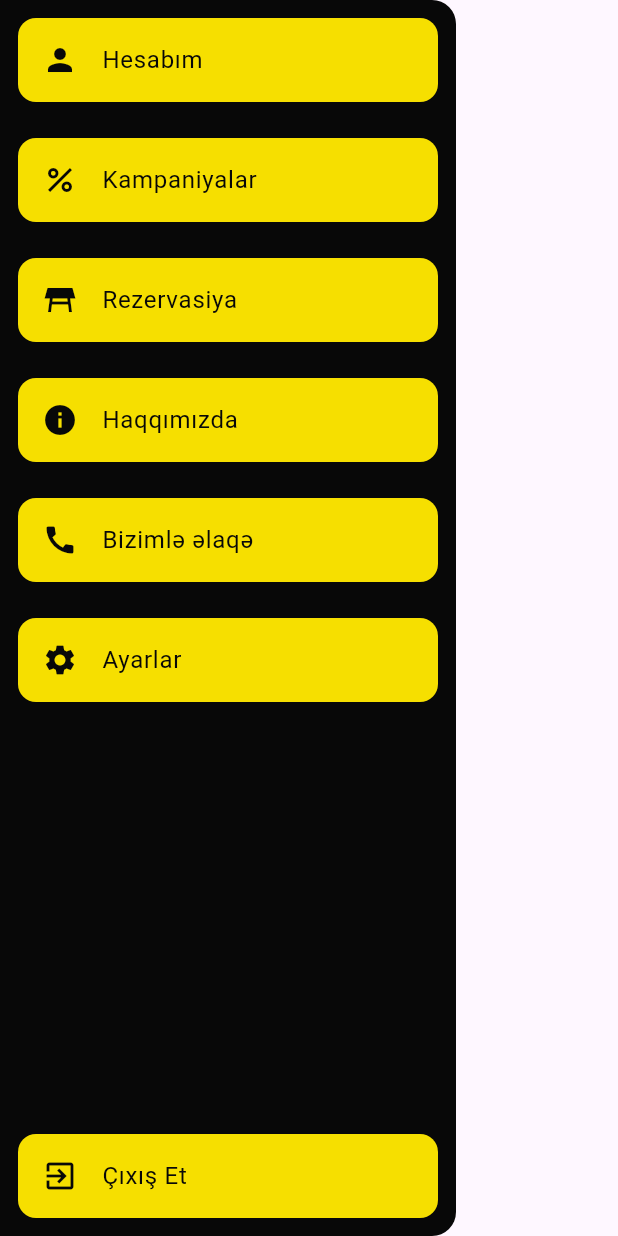
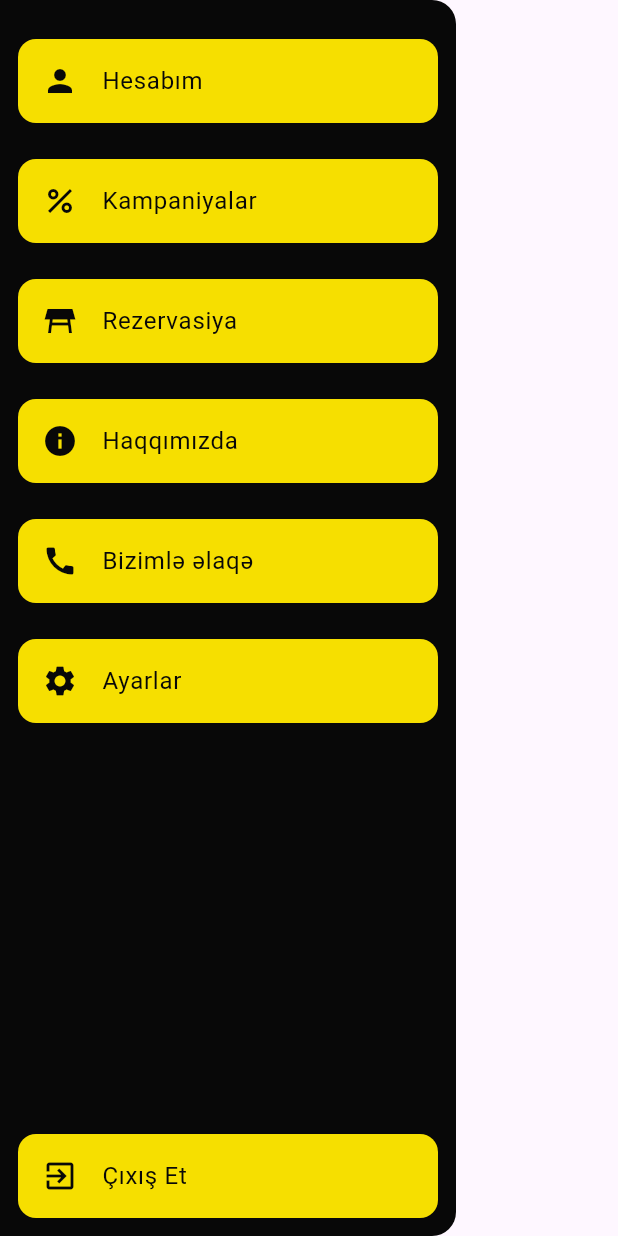
Before and after one commit to sadiqaliyev01/frango_restaurant_app, a Flutter app: the DrawerItems widget shown alone on an empty page, opened directly, on a phone screen of 412 x 824 dp. Run offline on Flutter 3.47's test engine with Material 3 defaults, Android fonts, the phone set to English and light mode, and no system bars; our stand-ins replace flutter_bloc, flutter_svg, google_fonts, hive, hive_flutter, pinput and 1 more; accounts and stored records are empty.

Commit message:
- updated drawer_items.dart

```diff
--- a/lib/presentation/screens/home_screen/widgets/burger_card.dart
+++ b/lib/presentation/screens/home_screen/widgets/burger_card.dart
@@ -1,13 +1,11 @@
 import 'package:flutter/material.dart';
 import 'package:frango_restaurant_app/data/models/local/burger_data.dart';
-import 'package:frango_restaurant_app/presentation/screens/home_screen/widgets/add_button.dart';
 import 'package:frango_restaurant_app/presentation/screens/home_screen/widgets/product_description.dart';
 import 'package:frango_restaurant_app/presentation/screens/home_screen/widgets/product_image.dart';
 import 'package:frango_restaurant_app/presentation/screens/home_screen/widgets/product_name.dart';
 import 'package:frango_restaurant_app/presentation/screens/home_screen/widgets/product_price.dart';
 import 'package:frango_restaurant_app/presentation/screens/product_details/product_details.dart';
 import 'package:frango_restaurant_app/utils/constants/app_colors.dart';
-import 'package:frango_restaurant_app/utils/constants/app_strings.dart';
 import 'package:google_fonts/google_fonts.dart';
 
 class BurgerCard extends StatelessWidget {
--- a/lib/presentation/screens/home_screen/widgets/doner_card.dart
+++ b/lib/presentation/screens/home_screen/widgets/doner_card.dart
@@ -1,13 +1,11 @@
 import 'package:flutter/material.dart';
 import 'package:frango_restaurant_app/data/models/local/doner_data.dart';
-import 'package:frango_restaurant_app/presentation/screens/home_screen/widgets/add_button.dart';
 import 'package:frango_restaurant_app/presentation/screens/home_screen/widgets/product_description.dart';
 import 'package:frango_restaurant_app/presentation/screens/home_screen/widgets/product_image.dart';
 import 'package:frango_restaurant_app/presentation/screens/home_screen/widgets/product_name.dart';
 import 'package:frango_restaurant_app/presentation/screens/home_screen/widgets/product_price.dart';
 import 'package:frango_restaurant_app/presentation/screens/product_details/product_details.dart';
 import 'package:frango_restaurant_app/utils/constants/app_colors.dart';
-import 'package:frango_restaurant_app/utils/constants/app_strings.dart';
 import 'package:google_fonts/google_fonts.dart';
 
 class DonerCard extends StatelessWidget {
--- a/lib/presentation/screens/home_screen/widgets/doner_kombo_menyu_card.dart
+++ b/lib/presentation/screens/home_screen/widgets/doner_kombo_menyu_card.dart
@@ -1,13 +1,11 @@
 import 'package:flutter/material.dart';
 import 'package:frango_restaurant_app/data/models/local/doner_kombo_menyu_data.dart';
-import 'package:frango_restaurant_app/presentation/screens/home_screen/widgets/add_button.dart';
 import 'package:frango_restaurant_app/presentation/screens/home_screen/widgets/product_description.dart';
 import 'package:frango_restaurant_app/presentation/screens/home_screen/widgets/product_image.dart';
 import 'package:frango_restaurant_app/presentation/screens/home_screen/widgets/product_name.dart';
 import 'package:frango_restaurant_app/presentation/screens/home_screen/widgets/product_price.dart';
 import 'package:frango_restaurant_app/presentation/screens/product_details/product_details.dart';
 import 'package:frango_restaurant_app/utils/constants/app_colors.dart';
-import 'package:frango_restaurant_app/utils/constants/app_strings.dart';
 import 'package:google_fonts/google_fonts.dart';
 
 class DonerKomboMenyuCard extends StatelessWidget {
--- a/lib/presentation/screens/home_screen/widgets/drawer_items.dart
+++ b/lib/presentation/screens/home_screen/widgets/drawer_items.dart
@@ -16,6 +16,7 @@ class DrawerItems extends StatelessWidget {
           Expanded(
             flex: 3,
             child: ListView(
+              padding: const EdgeInsets.only(top: 14),
               children: [
                 ListTileItems(
                   icon: const Icon(
--- a/lib/presentation/screens/home_screen/widgets/frango_iskenderun_usulu_doner_card.dart
+++ b/lib/presentation/screens/home_screen/widgets/frango_iskenderun_usulu_doner_card.dart
@@ -1,13 +1,11 @@
 import 'package:flutter/material.dart';
 import 'package:frango_restaurant_app/data/models/local/frango_iskenderun_usulu_doner_data.dart';
-import 'package:frango_restaurant_app/presentation/screens/home_screen/widgets/add_button.dart';
 import 'package:frango_restaurant_app/presentation/screens/home_screen/widgets/product_description.dart';
 import 'package:frango_restaurant_app/presentation/screens/home_screen/widgets/product_image.dart';
 import 'package:frango_restaurant_app/presentation/screens/home_screen/widgets/product_name.dart';
 import 'package:frango_restaurant_app/presentation/screens/home_screen/widgets/product_price.dart';
 import 'package:frango_restaurant_app/presentation/screens/product_details/product_details.dart';
 import 'package:frango_restaurant_app/utils/constants/app_colors.dart';
-import 'package:frango_restaurant_app/utils/constants/app_strings.dart';
 import 'package:google_fonts/google_fonts.dart';
 
 class FrangoIskenderunUsuluDonerCard extends StatelessWidget {
--- a/lib/presentation/screens/home_screen/widgets/frango_izgara_kofte_card.dart
+++ b/lib/presentation/screens/home_screen/widgets/frango_izgara_kofte_card.dart
@@ -1,13 +1,11 @@
 import 'package:flutter/material.dart';
 import 'package:frango_restaurant_app/data/models/local/frango_izgara_kofte_data.dart';
-import 'package:frango_restaurant_app/presentation/screens/home_screen/widgets/add_button.dart';
 import 'package:frango_restaurant_app/presentation/screens/home_screen/widgets/product_description.dart';
 import 'package:frango_restaurant_app/presentation/screens/home_screen/widgets/product_image.dart';
 import 'package:frango_restaurant_app/presentation/screens/home_screen/widgets/product_name.dart';
 import 'package:frango_restaurant_app/presentation/screens/home_screen/widgets/product_price.dart';
 import 'package:frango_restaurant_app/presentation/screens/product_details/product_details.dart';
 import 'package:frango_restaurant_app/utils/constants/app_colors.dart';
-import 'package:frango_restaurant_app/utils/constants/app_strings.dart';
 import 'package:google_fonts/google_fonts.dart';
 
 class FrangoIzgaraKofteCard extends StatelessWidget {
--- a/lib/presentation/screens/home_screen/widgets/frango_pizza_card.dart
+++ b/lib/presentation/screens/home_screen/widgets/frango_pizza_card.dart
@@ -1,13 +1,11 @@
 import 'package:flutter/material.dart';
 import 'package:frango_restaurant_app/data/models/local/frango_pizza_data.dart';
-import 'package:frango_restaurant_app/presentation/screens/home_screen/widgets/add_button.dart';
 import 'package:frango_restaurant_app/presentation/screens/home_screen/widgets/product_description.dart';
 import 'package:frango_restaurant_app/presentation/screens/home_screen/widgets/product_image.dart';
 import 'package:frango_restaurant_app/presentation/screens/home_screen/widgets/product_name.dart';
 import 'package:frango_restaurant_app/presentation/screens/home_screen/widgets/product_price.dart';
 import 'package:frango_restaurant_app/presentation/screens/product_details/product_details.dart';
 import 'package:frango_restaurant_app/utils/constants/app_colors.dart';
-import 'package:frango_restaurant_app/utils/constants/app_strings.dart';
 import 'package:google_fonts/google_fonts.dart';
 
 class FrangoPizzaCard extends StatelessWidget {
--- a/lib/presentation/screens/home_screen/widgets/frango_tako_card.dart
+++ b/lib/presentation/screens/home_screen/widgets/frango_tako_card.dart
@@ -1,13 +1,11 @@
 import 'package:flutter/material.dart';
 import 'package:frango_restaurant_app/data/models/local/frango_tako_data.dart';
-import 'package:frango_restaurant_app/presentation/screens/home_screen/widgets/add_button.dart';
 import 'package:frango_restaurant_app/presentation/screens/home_screen/widgets/product_description.dart';
 import 'package:frango_restaurant_app/presentation/screens/home_screen/widgets/product_image.dart';
 import 'package:frango_restaurant_app/presentation/screens/home_screen/widgets/product_name.dart';
 import 'package:frango_restaurant_app/presentation/screens/home_screen/widgets/product_price.dart';
 import 'package:frango_restaurant_app/presentation/screens/product_details/product_details.dart';
 import 'package:frango_restaurant_app/utils/constants/app_colors.dart';
-import 'package:frango_restaurant_app/utils/constants/app_strings.dart';
 import 'package:google_fonts/google_fonts.dart';
 
 class FrangoTakoCard extends StatelessWidget {
--- a/lib/presentation/screens/home_screen/widgets/frango_tako_menyu_card.dart
+++ b/lib/presentation/screens/home_screen/widgets/frango_tako_menyu_card.dart
@@ -1,13 +1,11 @@
 import 'package:flutter/material.dart';
 import 'package:frango_restaurant_app/data/models/local/frango_tako_menyu_data.dart';
-import 'package:frango_restaurant_app/presentation/screens/home_screen/widgets/add_button.dart';
 import 'package:frango_restaurant_app/presentation/screens/home_screen/widgets/product_description.dart';
 import 'package:frango_restaurant_app/presentation/screens/home_screen/widgets/product_image.dart';
 import 'package:frango_restaurant_app/presentation/screens/home_screen/widgets/product_name.dart';
 import 'package:frango_restaurant_app/presentation/screens/home_screen/widgets/product_price.dart';
 import 'package:frango_restaurant_app/presentation/screens/product_details/product_details.dart';
 import 'package:frango_restaurant_app/utils/constants/app_colors.dart';
-import 'package:frango_restaurant_app/utils/constants/app_strings.dart';
 import 'package:google_fonts/google_fonts.dart';
 
 class FrangoTakoMenyuCard extends StatelessWidget {
--- a/lib/presentation/screens/home_screen/widgets/ickiler_card.dart
+++ b/lib/presentation/screens/home_screen/widgets/ickiler_card.dart
@@ -1,9 +1,7 @@
 import 'package:flutter/material.dart';
-import 'package:frango_restaurant_app/utils/constants/app_strings.dart';
 import 'package:google_fonts/google_fonts.dart';
 import 'package:frango_restaurant_app/utils/constants/app_colors.dart';
 import 'package:frango_restaurant_app/data/models/local/ickiler_data.dart';
-import 'package:frango_restaurant_app/presentation/screens/home_screen/widgets/add_button.dart';
 import 'package:frango_restaurant_app/presentation/screens/product_details/product_details.dart';
 import 'package:frango_restaurant_app/presentation/screens/home_screen/widgets/product_name.dart';
 import 'package:frango_restaurant_app/presentation/screens/home_screen/widgets/product_image.dart';
--- a/lib/presentation/screens/home_screen/widgets/kombo_menyu_card.dart
+++ b/lib/presentation/screens/home_screen/widgets/kombo_menyu_card.dart
@@ -1,9 +1,7 @@
 import 'package:flutter/material.dart';
-import 'package:frango_restaurant_app/utils/constants/app_strings.dart';
 import 'package:google_fonts/google_fonts.dart';
 import 'package:frango_restaurant_app/utils/constants/app_colors.dart';
 import 'package:frango_restaurant_app/data/models/local/kombo_menyu_data.dart';
-import 'package:frango_restaurant_app/presentation/screens/home_screen/widgets/add_button.dart';
 import 'package:frango_restaurant_app/presentation/screens/product_details/product_details.dart';
 import 'package:frango_restaurant_app/presentation/screens/home_screen/widgets/product_name.dart';
 import 'package:frango_restaurant_app/presentation/screens/home_screen/widgets/product_price.dart';
--- a/lib/presentation/screens/home_screen/widgets/lahmacun_card.dart
+++ b/lib/presentation/screens/home_screen/widgets/lahmacun_card.dart
@@ -1,9 +1,7 @@
 import 'package:flutter/material.dart';
-import 'package:frango_restaurant_app/utils/constants/app_strings.dart';
 import 'package:google_fonts/google_fonts.dart';
 import 'package:frango_restaurant_app/utils/constants/app_colors.dart';
 import 'package:frango_restaurant_app/data/models/local/lahmacun_data.dart';
-import 'package:frango_restaurant_app/presentation/screens/home_screen/widgets/add_button.dart';
 import 'package:frango_restaurant_app/presentation/screens/product_details/product_details.dart';
 import 'package:frango_restaurant_app/presentation/screens/home_screen/widgets/product_name.dart';
 import 'package:frango_restaurant_app/presentation/screens/home_screen/widgets/product_price.dart';
--- a/lib/presentation/screens/home_screen/widgets/qarnir_card.dart
+++ b/lib/presentation/screens/home_screen/widgets/qarnir_card.dart
@@ -1,9 +1,7 @@
 import 'package:flutter/material.dart';
-import 'package:frango_restaurant_app/utils/constants/app_strings.dart';
 import 'package:google_fonts/google_fonts.dart';
 import 'package:frango_restaurant_app/utils/constants/app_colors.dart';
 import 'package:frango_restaurant_app/data/models/local/qarnir_data.dart';
-import 'package:frango_restaurant_app/presentation/screens/home_screen/widgets/add_button.dart';
 import 'package:frango_restaurant_app/presentation/screens/product_details/product_details.dart';
 import 'package:frango_restaurant_app/presentation/screens/home_screen/widgets/product_name.dart';
 import 'package:frango_restaurant_app/presentation/screens/home_screen/widgets/product_image.dart';
--- a/lib/presentation/screens/home_screen/widgets/souslar_card.dart
+++ b/lib/presentation/screens/home_screen/widgets/souslar_card.dart
@@ -1,9 +1,7 @@
 import 'package:flutter/material.dart';
-import 'package:frango_restaurant_app/utils/constants/app_strings.dart';
 import 'package:google_fonts/google_fonts.dart';
 import 'package:frango_restaurant_app/utils/constants/app_colors.dart';
 import 'package:frango_restaurant_app/data/models/local/souslar_data.dart';
-import 'package:frango_restaurant_app/presentation/screens/home_screen/widgets/add_button.dart';
 import 'package:frango_restaurant_app/presentation/screens/product_details/product_details.dart';
 import 'package:frango_restaurant_app/presentation/screens/home_screen/widgets/product_name.dart';
 import 'package:frango_restaurant_app/presentation/screens/home_screen/widgets/product_image.dart';
```
